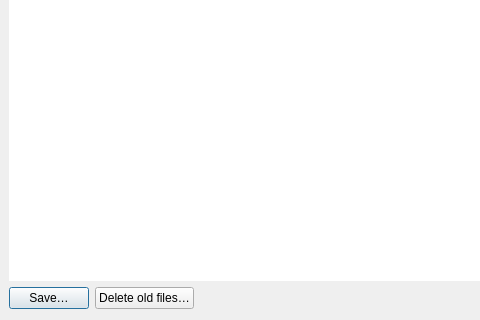
Qt form src/gui/LogFilesDialog.ui (Governikus/AusweisApp) before a commit; both pictures show x 0 to 480 and y 280 to 600 of the 800 by 600 pixel window.
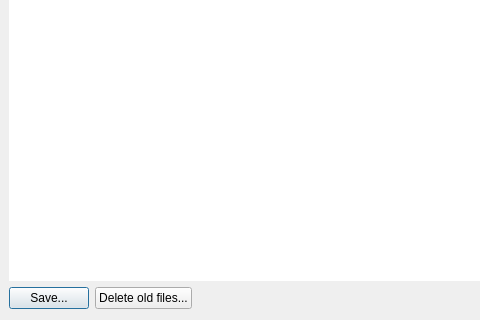
The same form after that commit.

Diff of the .ui file:
```diff
--- a/src/gui/LogFilesDialog.ui
+++ b/src/gui/LogFilesDialog.ui
@@ -80,14 +80,14 @@
      <item>
       <widget class="QPushButton" name="saveButton">
        <property name="text">
-        <string>Save…</string>
+        <string>Save...</string>
        </property>
       </widget>
      </item>
      <item>
       <widget class="QPushButton" name="deleteButton">
        <property name="text">
-        <string>Delete old files…</string>
+        <string>Delete old files...</string>
        </property>
       </widget>
      </item>
```
